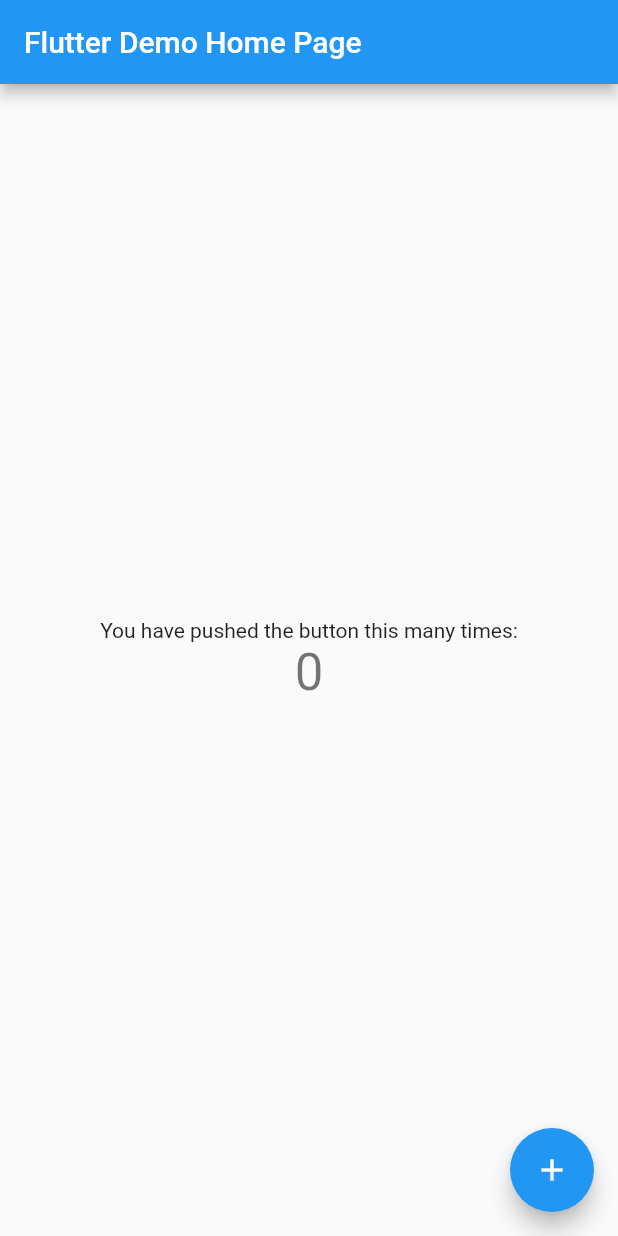
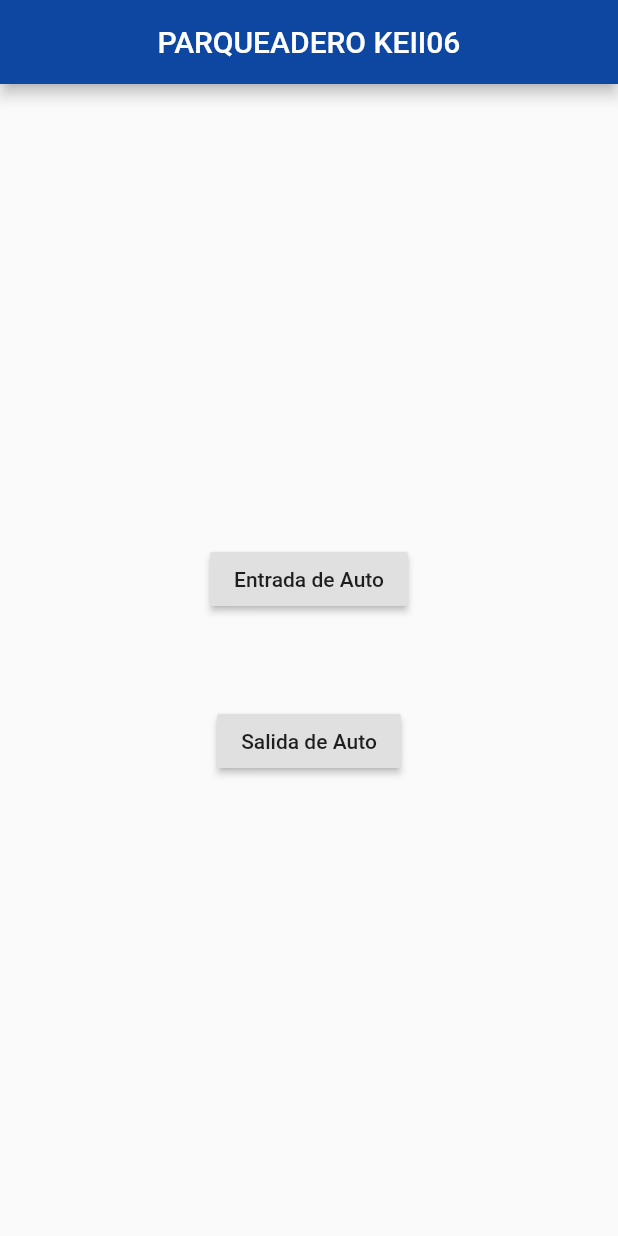
Before and after one commit to semillasbabel/ParqueoKeii06, a Flutter app: the screen it shows after launch, on a phone screen of 412 x 824 dp. Run offline on Flutter 3.47's test engine with Material 2 defaults, Android fonts, the phone set to English and light mode, and no system bars.

Commit message:
La interfaz de usuario lista

```diff
--- /dev/null
+++ b/lib/Views/MainView.dart
@@ -0,0 +1,112 @@
+// ignore_for_file: file_names, deprecated_member_use
+
+import 'package:flutter/material.dart';
+
+//------------------------------------------------------------------------------
+//------------------------------------------------------------------------------
+class MainView extends StatefulWidget {
+  const MainView({Key? key}) : super(key: key);
+
+  @override
+  State<MainView> createState() => _MainViewState();
+}
+
+class _MainViewState extends State<MainView> {
+  @override
+  Widget build(BuildContext context) {
+    return Scaffold(
+      //........................
+      appBar: AppBar(
+        backgroundColor: Colors.blue.shade900,
+        title: const Text("PARQUEADERO KEII06"),
+        centerTitle: true,
+      ),
+      //........................
+      body: SizedBox(
+        width: double.infinity,
+        child: Column(mainAxisAlignment: MainAxisAlignment.center, children: [
+          //--------------------
+          RaisedButton(
+            child: const Text("Entrada de Auto"),
+            onPressed: () {
+              entradaAuto(context);
+            },
+          ),
+          //--------------------
+          const SizedBox(height: 60),
+          //--------------------
+          RaisedButton(
+            child: const Text("Salida de Auto"),
+            onPressed: () {
+              salidaAuto(context);
+            },
+          ),
+          //--------------------
+        ]),
+      ),
+      //........................
+    );
+  }
+}
+
+//------------------------------------------------------------------------------
+//------------------------------------------------------------------------------
+void entradaAuto(BuildContext context) {
+  // //Inicialización de la lista de Objetos Parqueos
+  // iniciarDatosController();
+  // // Validación si hay campos disponibles para agregar un nuevo auto
+  // if (disponibilidadController() == 0) {
+  //   //Mensaje en caso que no hayan mas espacios disponibles
+  //   mostrarAviso(context, "¡No hay mas espacios disponibles!");
+  // } else {
+  //   //Navegación a la ventana AddCar
+  //   Navigator.pushNamed(context, "AddCar");
+  // }
+}
+
+//------------------------------------------------------------------------------
+//------------------------------------------------------------------------------
+void salidaAuto(BuildContext context) {
+  // //Inicialización de la lista de Objetos Parqueos
+  // iniciarDatosController();
+  // //Validación si existe algún auto en el parqueo
+  // if (disponibilidadController() == 20) {
+  //   mostrarAviso(
+  //       context, "No hay ningun auto en el parqueo, espere a que ingrese uno");
+  // } else {
+  //   // Navegación hacia la pagina DeleteCar
+  //   llenarlistOcupadosController();
+  //   Navigator.pushNamed(context, "DeleteCar");
+  // }
+}
+
+//------------------------------------------------------------------------------
+//------------------------------------------------------------------------------
+void mostrarAviso(BuildContext context, String info) {
+  //AlertDialog en caso que no se encuentre ningún auto en el parqueo
+  showDialog(
+      context: context,
+      builder: (BuildContext context) {
+        return AlertDialog(
+          title: const Text("¡Información!"),
+          content: Text(info),
+          actions: [
+            //----------------------------------
+            //Buton OK para salir del AlertDialog
+            FlatButton(
+                onPressed: () {
+                  Navigator.pop(context);
+                },
+                child: const Text("OK"))
+            //----------------------------------
+          ],
+          // Codigo para darle border redondos al cuadro del AlertDialog
+          shape:
+              RoundedRectangleBorder(borderRadius: BorderRadius.circular(10)),
+        );
+      },
+      //Ocultar el dialogo al precionar fuera de el
+      barrierDismissible: true);
+}
+//------------------------------------------------------------------------------
+//------------------------------------------------------------------------------
--- a/lib/main.dart
+++ b/lib/main.dart
@@ -1,115 +1,22 @@
+import 'package:appbasica/Views/AddCarView.dart';
+import 'package:appbasica/Views/DeleteCarView.dart';
+import 'package:appbasica/Views/MainView.dart';
 import 'package:flutter/material.dart';
 
-void main() {
-  runApp(const MyApp());
-}
+void main() => runApp(const MyApp());
 
 class MyApp extends StatelessWidget {
   const MyApp({Key? key}) : super(key: key);
 
-  // This widget is the root of your application.
   @override
   Widget build(BuildContext context) {
     return MaterialApp(
-      title: 'Flutter Demo',
-      theme: ThemeData(
-        // This is the theme of your application.
-        //
-        // Try running your application with "flutter run". You'll see the
-        // application has a blue toolbar. Then, without quitting the app, try
-        // changing the primarySwatch below to Colors.green and then invoke
-        // "hot reload" (press "r" in the console where you ran "flutter run",
-        // or simply save your changes to "hot reload" in a Flutter IDE).
-        // Notice that the counter didn't reset back to zero; the application
-        // is not restarted.
-        primarySwatch: Colors.blue,
-      ),
-      home: const MyHomePage(title: 'Flutter Demo Home Page'),
-    );
+        title: 'PARQUEADERO KEII06',
+        initialRoute: "MainView",
+        routes: {
+          "MainView": (BuildContext context) => const MainView(),
+          "AddCar": (BuildContext context) => const AddCarView(),
+          "DeleteCar": (BuildContext context) => const DeleteCarView(),
+        });
   }
 }
-
-class MyHomePage extends StatefulWidget {
-  const MyHomePage({Key? key, required this.title}) : super(key: key);
-
-  // This widget is the home page of your application. It is stateful, meaning
-  // that it has a State object (defined below) that contains fields that affect
-  // how it looks.
-
-  // This class is the configuration for the state. It holds the values (in this
-  // case the title) provided by the parent (in this case the App widget) and
-  // used by the build method of the State. Fields in a Widget subclass are
-  // always marked "final".
-
-  final String title;
-
-  @override
-  State<MyHomePage> createState() => _MyHomePageState();
-}
-
-class _MyHomePageState extends State<MyHomePage> {
-  int _counter = 0;
-
-  void _incrementCounter() {
-    setState(() {
-      // This call to setState tells the Flutter framework that something has
-      // changed in this State, which causes it to rerun the build method below
-      // so that the display can reflect the updated values. If we changed
-      // _counter without calling setState(), then the build method would not be
-      // called again, and so nothing would appear to happen.
-      _counter++;
-    });
-  }
-
-  @override
-  Widget build(BuildContext context) {
-    // This method is rerun every time setState is called, for instance as done
-    // by the _incrementCounter method above.
-    //
-    // The Flutter framework has been optimized to make rerunning build methods
-    // fast, so that you can just rebuild anything that needs updating rather
-    // than having to individually change instances of widgets.
-    return Scaffold(
-      appBar: AppBar(
-        // Here we take the value from the MyHomePage object that was created by
-        // the App.build method, and use it to set our appbar title.
-        title: Text(widget.title),
-      ),
-      body: Center(
-        // Center is a layout widget. It takes a single child and positions it
-        // in the middle of the parent.
-        child: Column(
-          // Column is also a layout widget. It takes a list of children and
-          // arranges them vertically. By default, it sizes itself to fit its
-          // children horizontally, and tries to be as tall as its parent.
-          //
-          // Invoke "debug painting" (press "p" in the console, choose the
-          // "Toggle Debug Paint" action from the Flutter Inspector in Android
-          // Studio, or the "Toggle Debug Paint" command in Visual Studio Code)
-          // to see the wireframe for each widget.
-          //
-          // Column has various properties to control how it sizes itself and
-          // how it positions its children. Here we use mainAxisAlignment to
-          // center the children vertically; the main axis here is the vertical
-          // axis because Columns are vertical (the cross axis would be
-          // horizontal).
-          mainAxisAlignment: MainAxisAlignment.center,
-          children: <Widget>[
-            const Text(
-              'You have pushed the button this many times:',
-            ),
-            Text(
-              '$_counter',
-              style: Theme.of(context).textTheme.headline4,
-            ),
-          ],
-        ),
-      ),
-      floatingActionButton: FloatingActionButton(
-        onPressed: _incrementCounter,
-        tooltip: 'Increment',
-        child: const Icon(Icons.add),
-      ), // This trailing comma makes auto-formatting nicer for build methods.
-    );
-  }
-}
```
Also changed, not shown: lib/Views/AddCarView.dart (added, +145 -0 lines), lib/Views/DeleteCarView.dart (added, +97 -0 lines).
